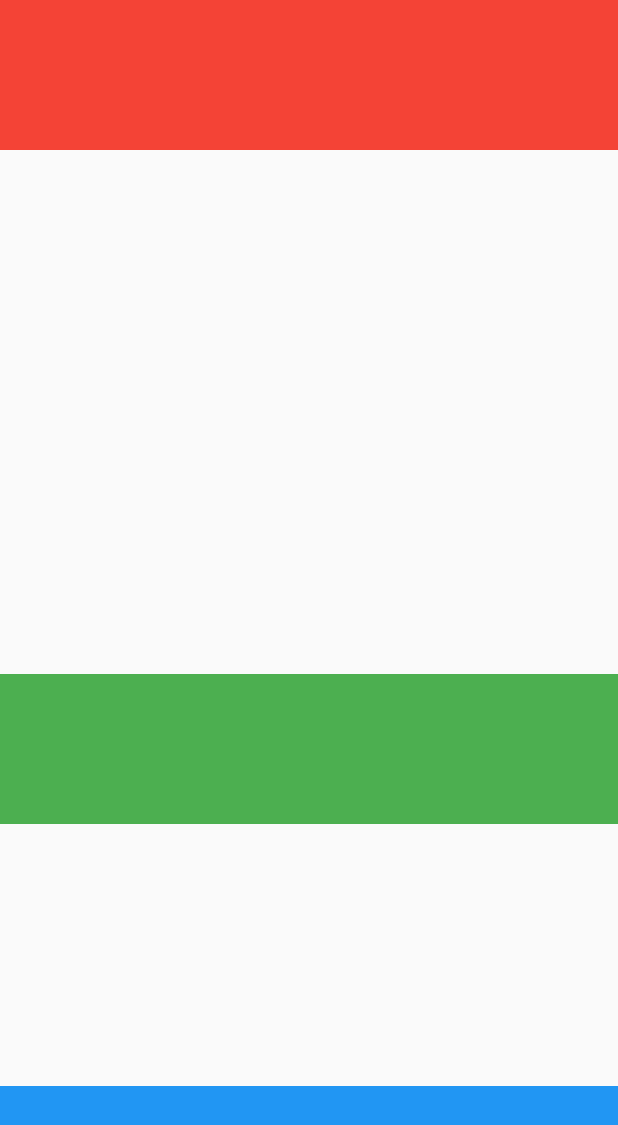
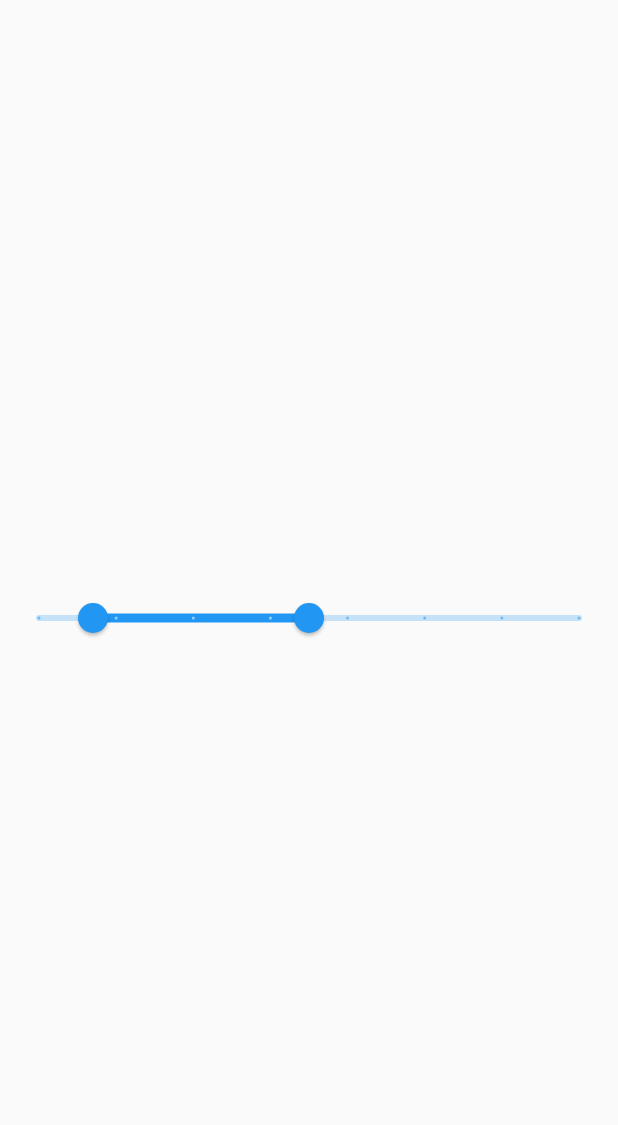
Before and after one commit to zalkary4/flutter_widget_2, a Flutter app: the screen it shows after launch, on a phone screen of 412 x 824 dp. Shown: the top 1125 px of the screen. Run offline on Flutter 3.47's test engine with Material 2 defaults, Android fonts, the phone set to English and light mode, and no system bars.

Commit message:
range slider

```diff
--- a/lib/main.dart
+++ b/lib/main.dart
@@ -1,5 +1,5 @@
 import 'package:flutter/material.dart';
-import 'package:flutter_application_1/widgets/spacer_widget.dart';
+import 'package:flutter_application_1/widgets/range_slider.dart';
 
 void main() {
   runApp(const MyApp());
@@ -20,7 +20,7 @@ class _MyAppState extends State<MyApp> {
       theme: ThemeData(
         primarySwatch: Colors.blue,
       ),
-      home: const SpacerWidget(),
+      home: const RangeSliderWidget(),
     );
   }
 }
--- /dev/null
+++ b/lib/widgets/range_slider.dart
@@ -0,0 +1,35 @@
+import 'package:flutter/material.dart';
+
+class RangeSliderWidget extends StatefulWidget {
+  const RangeSliderWidget({
+    super.key,
+  });
+
+  @override
+  State<RangeSliderWidget> createState() => _RangeSliderWidgetState();
+}
+
+class _RangeSliderWidgetState extends State<RangeSliderWidget> {
+  RangeValues values = const RangeValues(0.1, 0.5);
+  @override
+  Widget build(BuildContext context) {
+    RangeLabels labels = RangeLabels(
+      values.start.toString(),
+      values.end.toString(),
+    );
+    return Scaffold(
+      body: Center(
+        child: RangeSlider(
+          values: values,
+          divisions: 7,
+          labels: labels,
+          onChanged: (newValue) {
+            setState(() {
+              values = newValue;
+            });
+          },
+        ),
+      ),
+    );
+  }
+}
```
